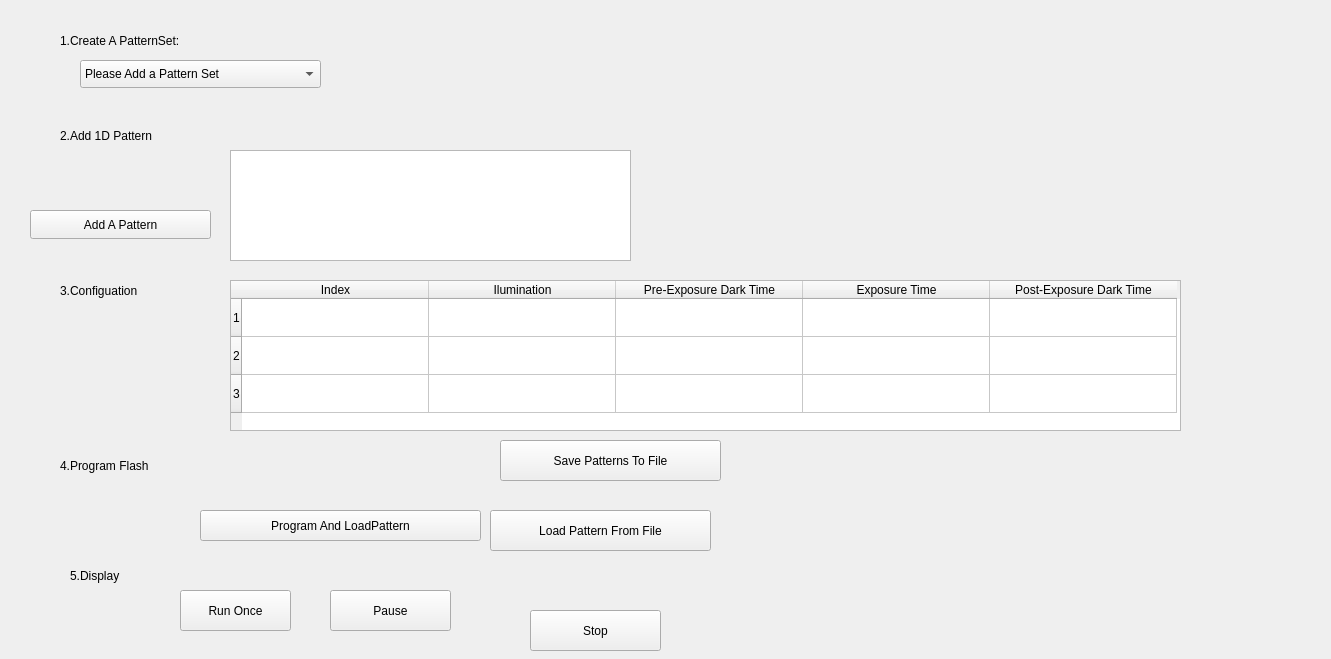
This is module/Com_DLP/dlpconfigui.ui in IICTCVGaoCeSoftware/EyeStack as Qt 5 draws it before an edit. The edited form follows.
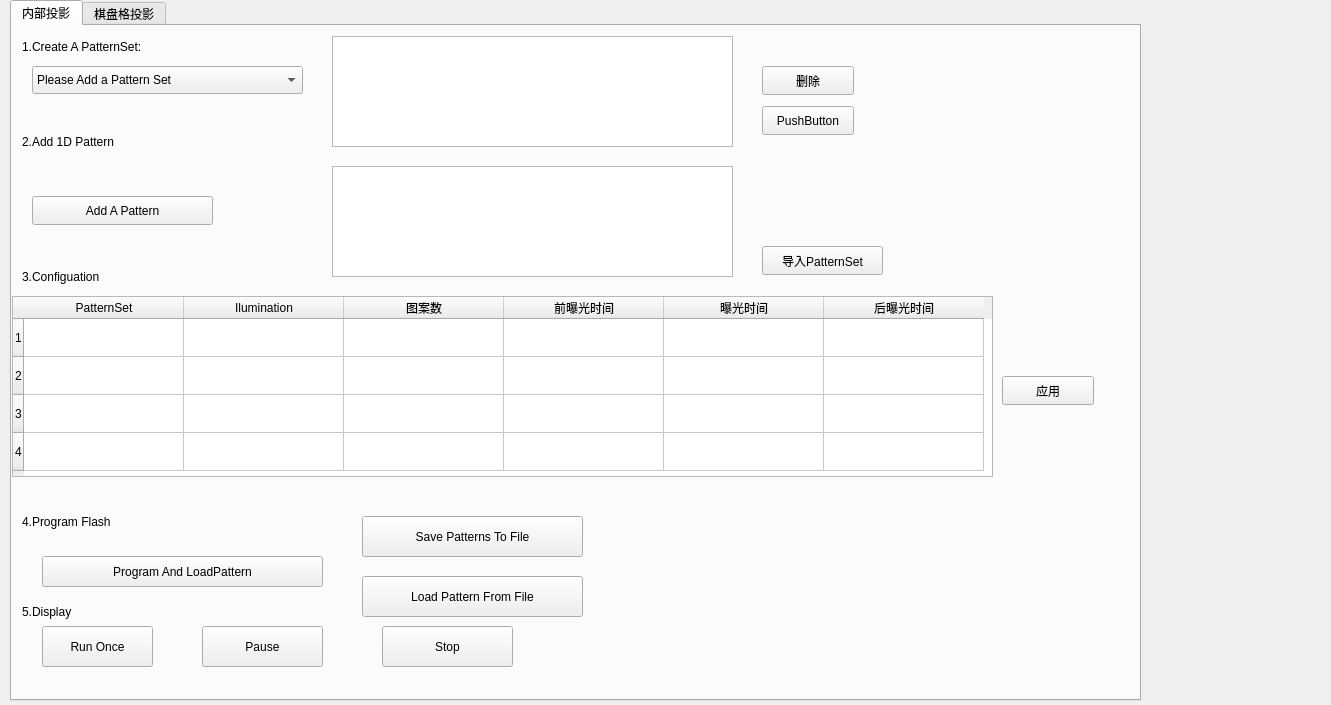
This is the edited form.

Commit message: DLP导入完成

What changed in the file:
```diff
--- a/module/Com_DLP/dlpconfigui.ui
+++ b/module/Com_DLP/dlpconfigui.ui
@@ -7,136 +7,48 @@
     <x>0</x>
     <y>0</y>
     <width>1331</width>
-    <height>659</height>
+    <height>705</height>
    </rect>
   </property>
   <property name="windowTitle">
    <string>Form</string>
   </property>
-  <widget class="QLabel" name="label">
+  <widget class="QTabWidget" name="tabWidget">
    <property name="geometry">
     <rect>
-     <x>60</x>
-     <y>30</y>
-     <width>171</width>
-     <height>21</height>
+     <x>10</x>
+     <y>0</y>
+     <width>1131</width>
+     <height>701</height>
     </rect>
    </property>
-   <property name="text">
-    <string>1.Create A PatternSet:</string>
+   <property name="tabPosition">
+    <enum>QTabWidget::North</enum>
    </property>
-  </widget>
-  <widget class="QComboBox" name="comboBox">
-   <property name="geometry">
-    <rect>
-     <x>80</x>
-     <y>60</y>
-     <width>241</width>
-     <height>28</height>
-    </rect>
+   <property name="tabShape">
+    <enum>QTabWidget::Rounded</enum>
    </property>
-   <property name="layoutDirection">
-    <enum>Qt::LeftToRight</enum>
-   </property>
-   <property name="minimumContentsLength">
+   <property name="currentIndex">
     <number>0</number>
    </property>
-   <item>
-    <property name="text">
-     <string>Please Add a Pattern Set</string>
-    </property>
-   </item>
-   <item>
-    <property name="text">
-     <string>Add 1-bit Horizontal Pattern</string>
-    </property>
-   </item>
-   <item>
-    <property name="text">
-     <string>Add 1-bit Vertical Pattern</string>
-    </property>
-   </item>
-   <item>
-    <property name="text">
-     <string>Add 8-bit Horizontal Pattern</string>
-    </property>
-   </item>
-   <item>
-    <property name="text">
-     <string>Add 8-bit Vertical Pattern</string>
-    </property>
-   </item>
-  </widget>
-  <widget class="QLabel" name="label_2">
+   <widget class="QWidget" name="tab">
+    <attribute name="title">
+     <string>内部投影</string>
+    </attribute>
+    <widget class="QWidget" name="widget" native="true">
    <property name="geometry">
     <rect>
-     <x>60</x>
-     <y>120</y>
-     <width>171</width>
-     <height>31</height>
-    </rect>
-   </property>
-   <property name="text">
-    <string>2.Add 1D Pattern</string>
-   </property>
-  </widget>
-  <widget class="QPushButton" name="ImageButton">
-   <property name="geometry">
-    <rect>
-     <x>30</x>
-     <y>210</y>
-     <width>181</width>
-     <height>29</height>
-    </rect>
-   </property>
-   <property name="text">
-    <string>Add A Pattern</string>
-   </property>
-  </widget>
-  <widget class="QListView" name="listView">
-   <property name="geometry">
-    <rect>
-     <x>230</x>
-     <y>150</y>
-     <width>401</width>
-     <height>111</height>
-    </rect>
-   </property>
-   <property name="modelColumn">
-    <number>0</number>
-   </property>
-  </widget>
-  <widget class="QLabel" name="label_3">
-   <property name="geometry">
-    <rect>
-     <x>60</x>
-     <y>280</y>
-     <width>191</width>
-     <height>21</height>
-    </rect>
-   </property>
-   <property name="text">
-    <string>3.Configuation</string>
-   </property>
-  </widget>
-  <widget class="QLabel" name="label_4">
-   <property name="geometry">
-    <rect>
-     <x>60</x>
-     <y>450</y>
-     <width>141</width>
-     <height>31</height>
-    </rect>
-   </property>
-   <property name="text">
-    <string>4.Program Flash</string>
-   </property>
-  </widget>
+       <x>0</x>
+       <y>0</y>
+       <width>1091</width>
+       <height>651</height>
+      </rect>
+     </property>
   <widget class="QPushButton" name="ProgramButton">
    <property name="geometry">
     <rect>
-     <x>200</x>
-     <y>510</y>
+        <x>30</x>
+        <y>530</y>
      <width>281</width>
      <height>31</height>
     </rect>
@@ -145,50 +57,11 @@
     <string>Program And LoadPattern</string>
    </property>
   </widget>
-  <widget class="QPushButton" name="SaveButton">
-   <property name="geometry">
-    <rect>
-     <x>500</x>
-     <y>440</y>
-     <width>221</width>
-     <height>41</height>
-    </rect>
-   </property>
-   <property name="text">
-    <string>Save Patterns To File</string>
-   </property>
-  </widget>
-  <widget class="QPushButton" name="LoadButton">
-   <property name="geometry">
-    <rect>
-     <x>490</x>
-     <y>510</y>
-     <width>221</width>
-     <height>41</height>
-    </rect>
-   </property>
-   <property name="text">
-    <string>Load Pattern From File</string>
-   </property>
-  </widget>
-  <widget class="QLabel" name="label_5">
-   <property name="geometry">
-    <rect>
-     <x>70</x>
-     <y>560</y>
-     <width>91</width>
-     <height>31</height>
-    </rect>
-   </property>
-   <property name="text">
-    <string>5.Display</string>
-   </property>
-  </widget>
   <widget class="QPushButton" name="RunButton">
    <property name="geometry">
     <rect>
-     <x>180</x>
-     <y>590</y>
+        <x>30</x>
+        <y>600</y>
      <width>111</width>
      <height>41</height>
     </rect>
@@ -200,8 +73,8 @@
   <widget class="QPushButton" name="PauseButton">
    <property name="geometry">
     <rect>
-     <x>330</x>
-     <y>590</y>
+        <x>190</x>
+        <y>600</y>
      <width>121</width>
      <height>41</height>
     </rect>
@@ -213,8 +86,8 @@
   <widget class="QPushButton" name="StopButton">
    <property name="geometry">
     <rect>
-     <x>530</x>
-     <y>610</y>
+        <x>370</x>
+        <y>600</y>
      <width>131</width>
      <height>41</height>
     </rect>
@@ -223,13 +96,80 @@
     <string>Stop</string>
    </property>
   </widget>
+     <widget class="QPushButton" name="SaveButton">
+      <property name="geometry">
+       <rect>
+        <x>350</x>
+        <y>490</y>
+        <width>221</width>
+        <height>41</height>
+       </rect>
+      </property>
+      <property name="text">
+       <string>Save Patterns To File</string>
+      </property>
+     </widget>
+     <widget class="QPushButton" name="LoadButton">
+      <property name="geometry">
+       <rect>
+        <x>350</x>
+        <y>550</y>
+        <width>221</width>
+        <height>41</height>
+       </rect>
+      </property>
+      <property name="text">
+       <string>Load Pattern From File</string>
+      </property>
+     </widget>
+     <widget class="QComboBox" name="comboBox">
+      <property name="geometry">
+       <rect>
+        <x>20</x>
+        <y>40</y>
+        <width>271</width>
+        <height>28</height>
+       </rect>
+      </property>
+      <property name="layoutDirection">
+       <enum>Qt::LeftToRight</enum>
+      </property>
+      <property name="minimumContentsLength">
+       <number>0</number>
+      </property>
+      <item>
+       <property name="text">
+        <string>Please Add a Pattern Set</string>
+       </property>
+      </item>
+      <item>
+       <property name="text">
+        <string>Add 1-bit Horizontal Pattern</string>
+       </property>
+      </item>
+      <item>
+       <property name="text">
+        <string>Add 1-bit Vertical Pattern</string>
+       </property>
+      </item>
+      <item>
+       <property name="text">
+        <string>Add 8-bit Horizontal Pattern</string>
+       </property>
+      </item>
+      <item>
+       <property name="text">
+        <string>Add 8-bit Vertical Pattern</string>
+       </property>
+      </item>
+     </widget>
   <widget class="QTableWidget" name="ConfigTable">
    <property name="geometry">
     <rect>
-     <x>230</x>
-     <y>280</y>
-     <width>951</width>
-     <height>151</height>
+        <x>0</x>
+        <y>270</y>
+        <width>981</width>
+        <height>181</height>
     </rect>
    </property>
    <property name="gridStyle">
@@ -239,16 +179,16 @@
     <bool>false</bool>
    </property>
    <property name="rowCount">
-    <number>3</number>
+       <number>4</number>
    </property>
    <property name="columnCount">
-    <number>5</number>
+       <number>6</number>
    </property>
    <attribute name="horizontalHeaderMinimumSectionSize">
     <number>35</number>
    </attribute>
    <attribute name="horizontalHeaderDefaultSectionSize">
-    <number>187</number>
+       <number>160</number>
    </attribute>
    <attribute name="verticalHeaderDefaultSectionSize">
     <number>38</number>
@@ -256,9 +196,10 @@
    <row/>
    <row/>
    <row/>
+      <row/>
    <column>
     <property name="text">
-     <string>Index</string>
+        <string>PatternSet</string>
     </property>
    </column>
    <column>
@@ -268,19 +209,214 @@
    </column>
    <column>
     <property name="text">
-     <string>Pre-Exposure Dark Time</string>
+        <string>图案数</string>
     </property>
    </column>
    <column>
     <property name="text">
-     <string>Exposure Time</string>
+        <string>前曝光时间</string>
     </property>
    </column>
    <column>
     <property name="text">
-     <string>Post-Exposure Dark Time</string>
-    </property>
-   </column>
+        <string>曝光时间</string>
+       </property>
+      </column>
+      <column>
+       <property name="text">
+        <string>后曝光时间</string>
+       </property>
+      </column>
+     </widget>
+     <widget class="QLabel" name="label">
+      <property name="geometry">
+       <rect>
+        <x>10</x>
+        <y>10</y>
+        <width>171</width>
+        <height>21</height>
+       </rect>
+      </property>
+      <property name="text">
+       <string>1.Create A PatternSet:</string>
+      </property>
+     </widget>
+     <widget class="QLabel" name="label_2">
+      <property name="geometry">
+       <rect>
+        <x>10</x>
+        <y>100</y>
+        <width>171</width>
+        <height>31</height>
+       </rect>
+      </property>
+      <property name="text">
+       <string>2.Add 1D Pattern</string>
+      </property>
+     </widget>
+     <widget class="QLabel" name="label_3">
+      <property name="geometry">
+       <rect>
+        <x>10</x>
+        <y>240</y>
+        <width>191</width>
+        <height>21</height>
+       </rect>
+      </property>
+      <property name="text">
+       <string>3.Configuation</string>
+      </property>
+     </widget>
+     <widget class="QLabel" name="label_4">
+      <property name="geometry">
+       <rect>
+        <x>10</x>
+        <y>480</y>
+        <width>141</width>
+        <height>31</height>
+       </rect>
+      </property>
+      <property name="text">
+       <string>4.Program Flash</string>
+      </property>
+     </widget>
+     <widget class="QLabel" name="label_5">
+      <property name="geometry">
+       <rect>
+        <x>10</x>
+        <y>570</y>
+        <width>91</width>
+        <height>31</height>
+       </rect>
+      </property>
+      <property name="text">
+       <string>5.Display</string>
+      </property>
+     </widget>
+     <widget class="QPushButton" name="ImageButton">
+      <property name="geometry">
+       <rect>
+        <x>20</x>
+        <y>170</y>
+        <width>181</width>
+        <height>29</height>
+       </rect>
+      </property>
+      <property name="text">
+       <string>Add A Pattern</string>
+      </property>
+     </widget>
+     <widget class="QListView" name="Pattern">
+      <property name="geometry">
+       <rect>
+        <x>320</x>
+        <y>140</y>
+        <width>401</width>
+        <height>111</height>
+       </rect>
+      </property>
+      <property name="modelColumn">
+       <number>0</number>
+      </property>
+     </widget>
+     <widget class="QListWidget" name="PatternSet">
+      <property name="geometry">
+       <rect>
+        <x>320</x>
+        <y>10</y>
+        <width>401</width>
+        <height>111</height>
+       </rect>
+      </property>
+      <property name="modelColumn">
+       <number>0</number>
+      </property>
+     </widget>
+     <widget class="QPushButton" name="pushButton">
+      <property name="geometry">
+       <rect>
+        <x>750</x>
+        <y>80</y>
+        <width>92</width>
+        <height>29</height>
+       </rect>
+      </property>
+      <property name="text">
+       <string>PushButton</string>
+      </property>
+     </widget>
+     <widget class="QPushButton" name="DeleteButton">
+      <property name="geometry">
+       <rect>
+        <x>750</x>
+        <y>40</y>
+        <width>92</width>
+        <height>29</height>
+       </rect>
+      </property>
+      <property name="text">
+       <string>删除</string>
+      </property>
+     </widget>
+     <widget class="QPushButton" name="DumpPatternSet">
+      <property name="geometry">
+       <rect>
+        <x>750</x>
+        <y>220</y>
+        <width>121</width>
+        <height>29</height>
+       </rect>
+      </property>
+      <property name="text">
+       <string>导入PatternSet</string>
+      </property>
+     </widget>
+     <widget class="QPushButton" name="ApplyButton">
+      <property name="geometry">
+       <rect>
+        <x>990</x>
+        <y>350</y>
+        <width>92</width>
+        <height>29</height>
+       </rect>
+      </property>
+      <property name="text">
+       <string>应用</string>
+      </property>
+     </widget>
+    </widget>
+   </widget>
+   <widget class="QWidget" name="tab_2">
+    <attribute name="title">
+     <string>棋盘格投影</string>
+    </attribute>
+    <widget class="QRadioButton" name="radioButton">
+     <property name="geometry">
+      <rect>
+       <x>80</x>
+       <y>80</y>
+       <width>120</width>
+       <height>26</height>
+      </rect>
+     </property>
+     <property name="text">
+      <string>网格</string>
+     </property>
+    </widget>
+    <widget class="QRadioButton" name="radioButton_2">
+     <property name="geometry">
+      <rect>
+       <x>80</x>
+       <y>150</y>
+       <width>120</width>
+       <height>26</height>
+      </rect>
+     </property>
+     <property name="text">
+      <string>棋盘格</string>
+     </property>
+    </widget>
+   </widget>
   </widget>
  </widget>
  <resources/>
```
Lines whose indentation alone changed are shown as unchanged. The commit also changes 12 other files.
